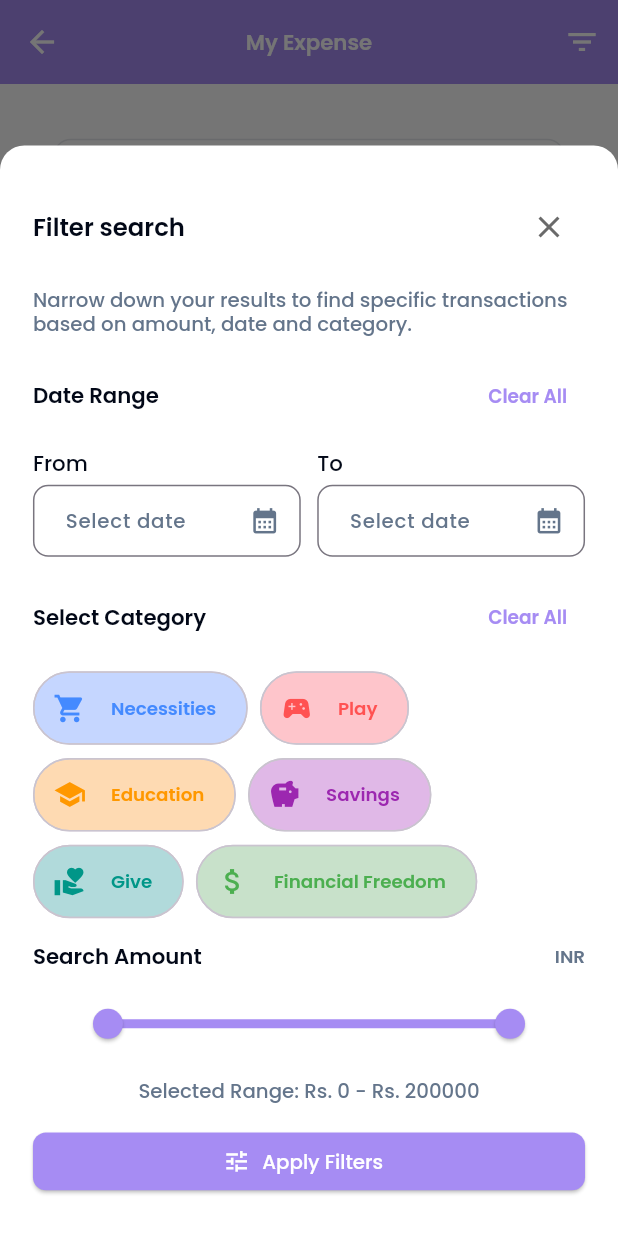
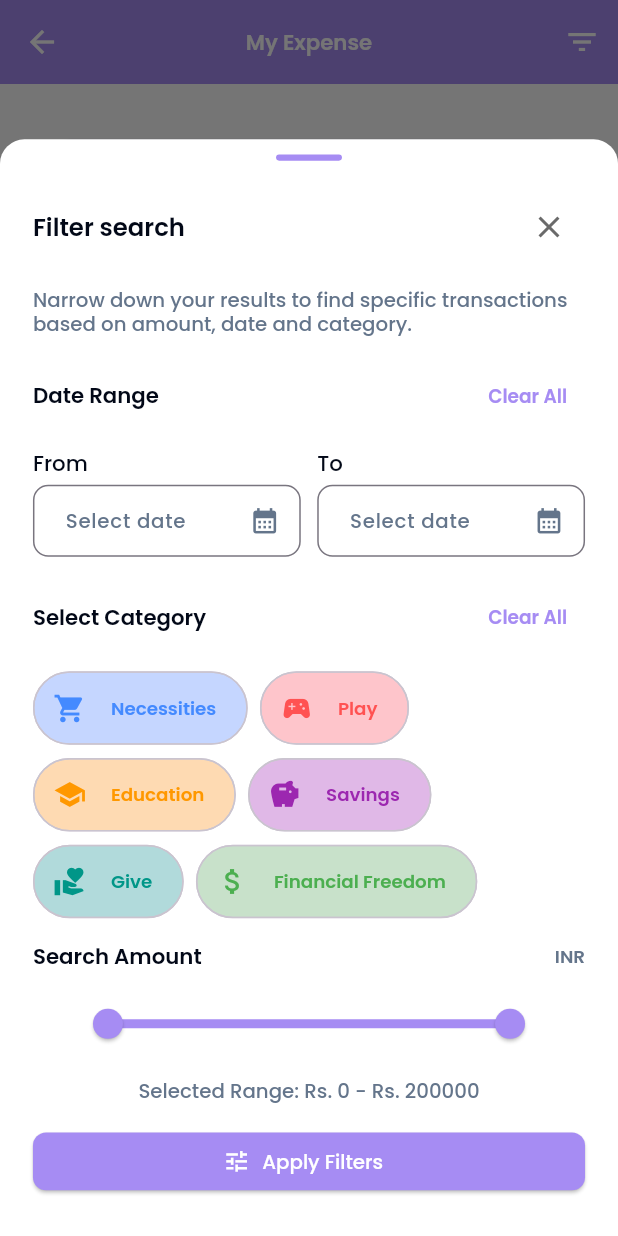
Before and after one commit to Imran200216/six_jar, a Flutter app: the MyExpenseScreen screen opened by its route, after a tap on the "filter list" icon, on a phone screen of 412 x 824 dp. Run offline on Flutter 3.47's test engine with Material 3 defaults, Android fonts, the light colour scheme and no system bars; our stand-ins replace bloc, cached_network_image, connectivity_plus, equatable, firebase_auth, firebase_core and 13 more; missing offline and left inert: currency_picker, mongo_dart; accounts and stored records are empty.

Commit message:
added the drawer header

```diff
--- a/lib/features/my_expense/presentation/widgets/six_jar_filter_bottom_modal_sheet.dart
+++ b/lib/features/my_expense/presentation/widgets/six_jar_filter_bottom_modal_sheet.dart
@@ -31,12 +31,32 @@ void showSixJarFilterBottomModalSheet({
           borderRadius: BorderRadius.vertical(top: Radius.circular(16.r)),
         ),
         child: Padding(
-          padding: EdgeInsets.symmetric(horizontal: 20.w, vertical: 30.h),
+          padding: EdgeInsets.only(
+            left: 20.w,
+            right: 20.w,
+            bottom: 30.h,
+            top: 10.h,
+          ),
           child: SingleChildScrollView(
             child: Column(
               mainAxisSize: MainAxisSize.min,
               crossAxisAlignment: CrossAxisAlignment.start,
               children: [
+                // Drawer Header Line
+                Align(
+                  alignment: Alignment.topCenter,
+                  child: Container(
+                    height: 4.h,
+                    width: 40.w,
+                    decoration: BoxDecoration(
+                      borderRadius: BorderRadius.circular(20.r),
+                      color: AppColors.primary,
+                    ),
+                  ),
+                ),
+
+                SizedBox(height: 20.h),
+
                 // Filter Search Text
                 Row(
                   mainAxisAlignment: MainAxisAlignment.spaceBetween,
```
Also changed, not shown: 1 other file.
